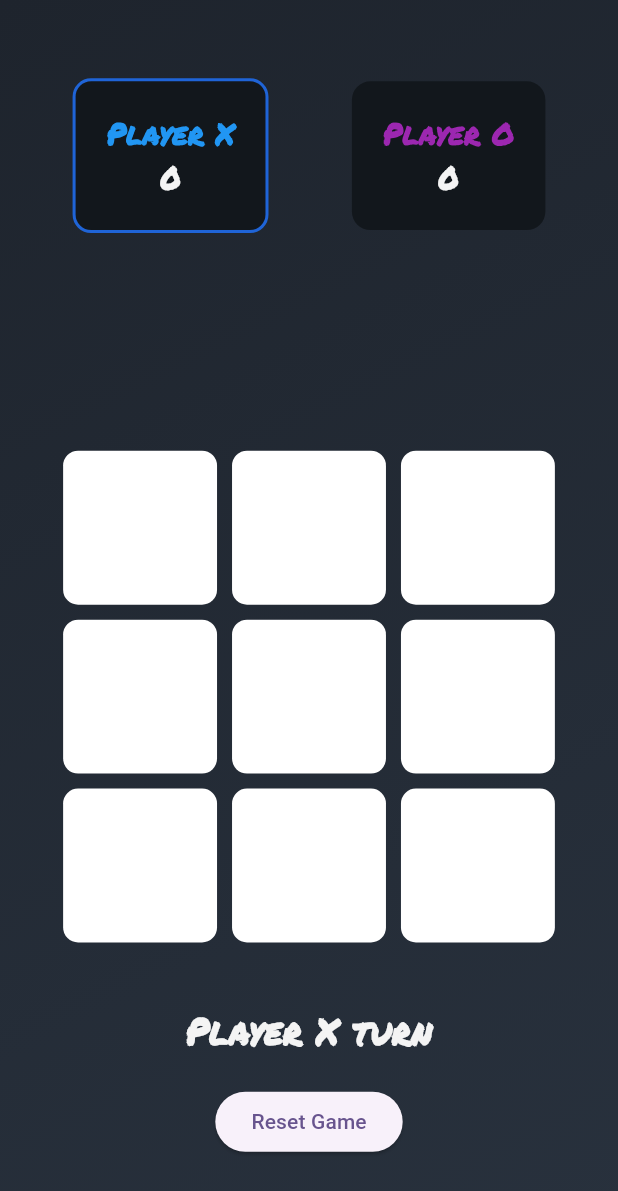
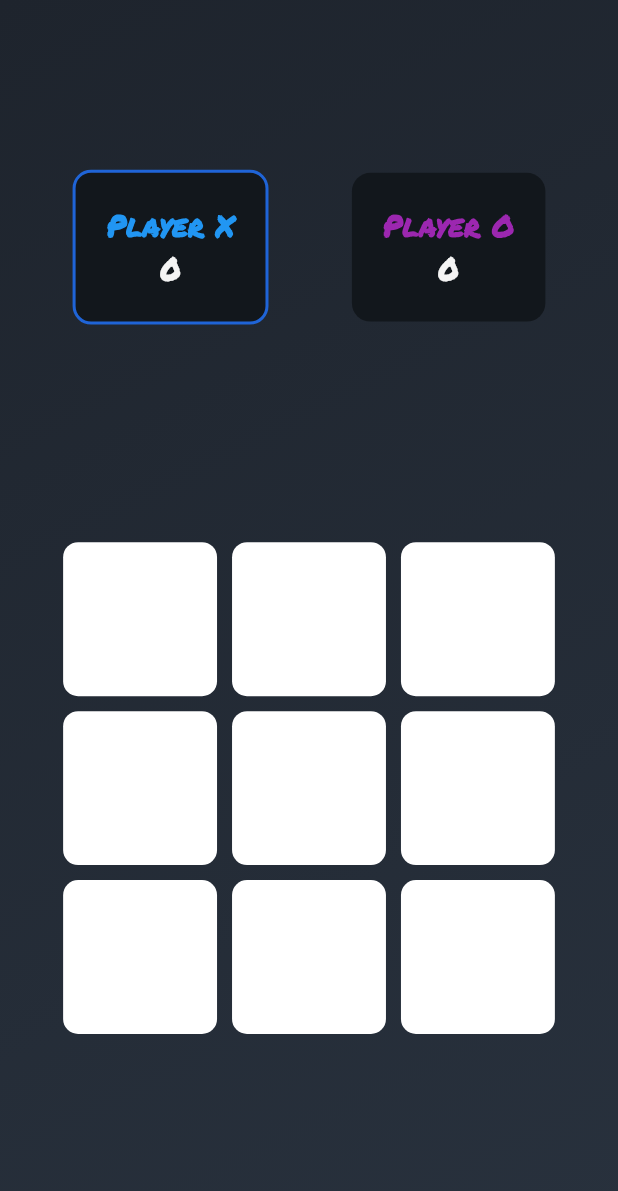
Before and after one commit to SouhailKrs/Flutter-Tic-Tac-Toe, a Flutter app: the screen it shows after launch, on a phone screen of 412 x 824 dp. Shown: the top 1191 px of the screen. Run offline on Flutter 3.47's test engine with Material 2 defaults, Android fonts, the phone set to English and light mode, and no system bars; our stand-ins replace google_fonts, sizer.

Commit message:
removed unnecessary  reset btn

```diff
--- a/lib/screens/game_screen.dart
+++ b/lib/screens/game_screen.dart
@@ -63,7 +63,7 @@ String winner = '';
           actions: [
         ButtonWidget(onPressed: () {
           Navigator.of(context).pop();
-       //   _resetGame();
+         _resetGame();
         },
         text: 'Play Again',
         ),
@@ -181,22 +181,8 @@ String winner = '';
                 itemCount: 9,
               ),
             ),
-            const SizedBox(height: 20),
-            Text('Player $currentPlayer turn',
-                style: TextStyle(
-                    fontSize: 24,
-                    fontWeight: FontWeight.bold,
-                    fontFamily: GoogleFonts.permanentMarker().fontFamily,
-                    color: GameColors.kWhitish)),
 
-            const SizedBox(height: 20),
-            ElevatedButton(
-              onPressed:  (){
 
-                _showGameResultDialog("It's a draw!");
-              },
-              child: const Text('Reset Game'),
-            ),
           ],
         ),
       ),
```
Also changed, not shown: lib/widgets/scoreboard.dart (line endings or trailing spaces).
